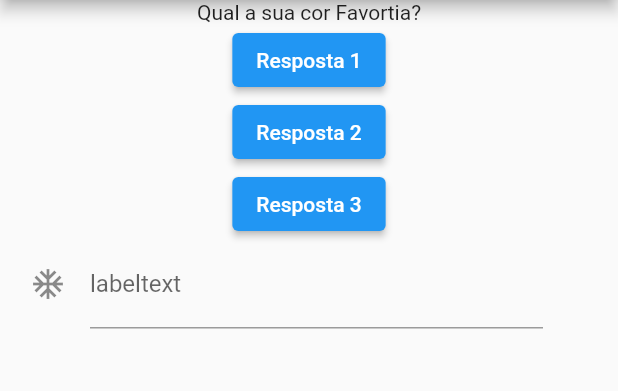
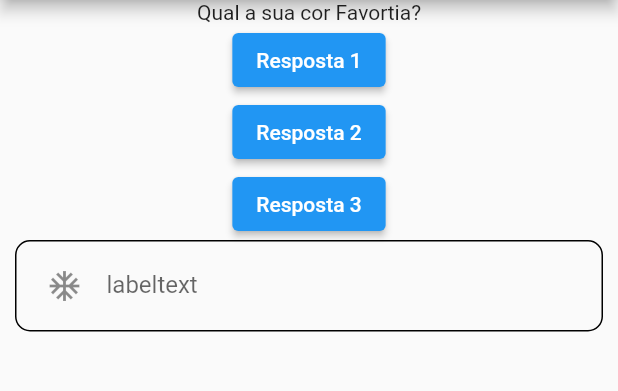
Before and after one commit to PhRezende-eng/Cod3rTest, a Flutter app: the screen it shows after launch, on a phone screen of 412 x 824 dp, the part 84-475 px from its top. Run offline on Flutter 3.47's test engine with Material 2 defaults, Android fonts, the phone set to English and light mode, and no system bars.

Commit message:
learning about textformfield

```diff
--- a/lib/screens/home_page.dart
+++ b/lib/screens/home_page.dart
@@ -9,6 +9,7 @@ class _HomePageState extends State<HomePage> {
   var perguntaRespondida = 0;
 
   void responder() {
+    // if perguntaRespondida = perguntas.
     setState(() {
       //ser ver para notifcar a interface gráfica que houve uma mudança, pois ela está alterando a variável
       perguntaRespondida++;
@@ -42,14 +43,26 @@ class _HomePageState extends State<HomePage> {
             onPressed: responder,
           ),
           Container(
-            margin: EdgeInsets.only(left: 20, right: 50),
+            decoration: BoxDecoration(
+              border: Border.all(
+                color: Colors.black,
+              ),
+              borderRadius: BorderRadius.all(
+                Radius.circular(10),
+              ),
+            ),
+            padding: EdgeInsets.only(left: 20, right: 60),
+            margin: EdgeInsets.only(left: 10, right: 10),
             child: TextFormField(
               cursorHeight: 20,
               cursorColor: Colors.black,
               decoration: InputDecoration(
-                icon: Icon(Icons.ac_unit_outlined),
+                icon: Icon(
+                  Icons.ac_unit_outlined,
+                ),
                 hintText: "hintext",
                 labelText: "labeltext",
+                border: InputBorder.none,
               ),
               validator: (String? value) {
                 return (value != null && value.contains('@'))
```
